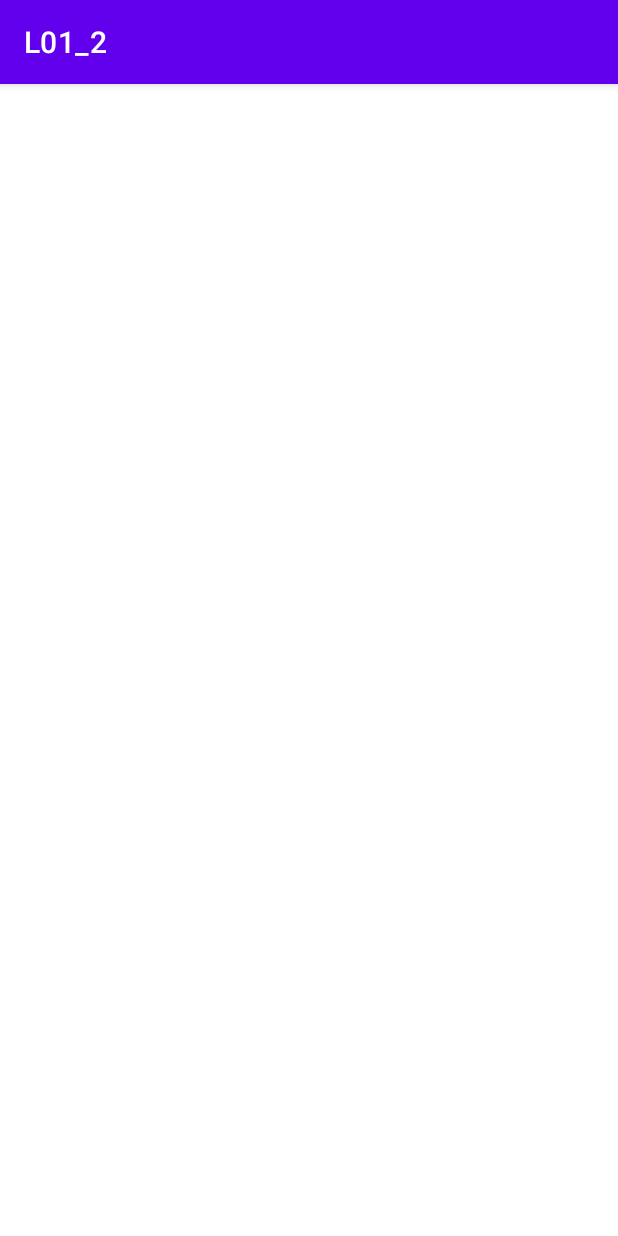
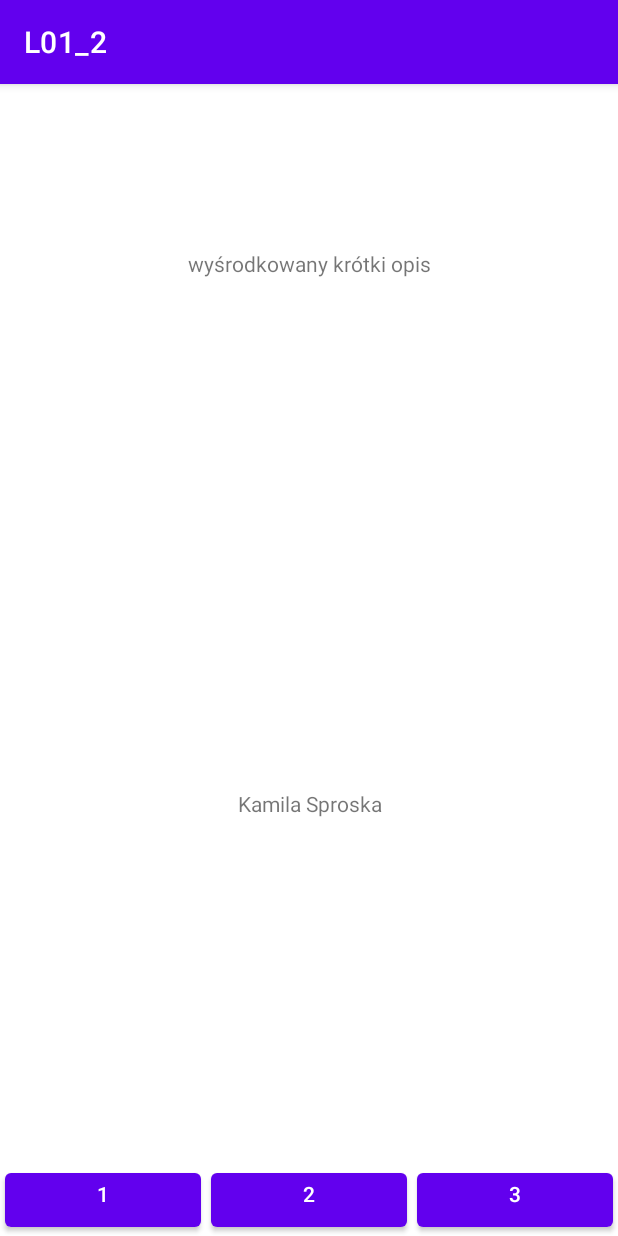
Before and after one commit to 254534/L01_2, an Android app: the screen it shows after launch (MainActivity), on a phone screen of 412 x 824 dp. Run offline under Robolectric (Android 15) with nearby library versions, the phone set to English and light mode, and no system bars.

Commit message:
2.  Zawiera na górze wyśrodkowany krótki opis, na dole 3 przyciski horyzontalnie którymi wywołuje się trzy kolejne aktywności (ekrany), w centrum jest imię i nazwisko autora.

```diff
--- a/app/src/main/res/layout/activity_main.xml
+++ b/app/src/main/res/layout/activity_main.xml
@@ -5,4 +5,54 @@
     android:layout_width="match_parent"
     android:layout_height="match_parent"
     android:orientation="vertical"
-    tools:context=".MainActivity" />
+    tools:context=".MainActivity">
+
+    <TextView
+        android:id="@+id/textView1_m"
+        android:layout_width="match_parent"
+        android:layout_height="0dp"
+        android:layout_weight="1"
+        android:gravity="center"
+        android:text="@string/actM_text1" />
+
+    <TextView
+        android:id="@+id/textView2_m"
+        android:layout_width="match_parent"
+        android:layout_height="0dp"
+        android:layout_weight="2"
+        android:gravity="center"
+        android:text="@string/actM_text2" />
+
+    <TableRow
+        android:layout_width="match_parent"
+        android:layout_height="wrap_content"
+        android:gravity="center_horizontal">
+
+        <Button
+            android:id="@+id/button1_m"
+            android:layout_width="0dp"
+            android:layout_weight="1"
+            android:layout_height="wrap_content"
+            android:gravity="center_horizontal"
+            android:layout_marginHorizontal="3dp"
+            android:text="@string/actM_button1" />
+
+        <Button
+            android:id="@+id/button2_m"
+            android:layout_width="0dp"
+            android:layout_weight="1"
+            android:layout_height="wrap_content"
+            android:gravity="center_horizontal"
+            android:layout_marginHorizontal="3dp"
+            android:text="@string/actM_button2" />
+
+        <Button
+            android:id="@+id/button3_m"
+            android:layout_width="0dp"
+            android:layout_weight="1"
+            android:layout_height="wrap_content"
+            android:gravity="center_horizontal"
+            android:layout_marginHorizontal="3dp"
+            android:text="@string/actM_button3" />
+    </TableRow>
+</LinearLayout>
--- a/app/src/main/res/values/strings.xml
+++ b/app/src/main/res/values/strings.xml
@@ -1,3 +1,8 @@
 <resources>
     <string name="app_name">L01_2</string>
+    <string name="actM_button1">1</string>
+    <string name="actM_button2">2</string>
+    <string name="actM_button3">3</string>
+    <string name="actM_text1">wyśrodkowany krótki opis</string>
+    <string name="actM_text2">Kamila Sproska</string>
 </resources>
```
